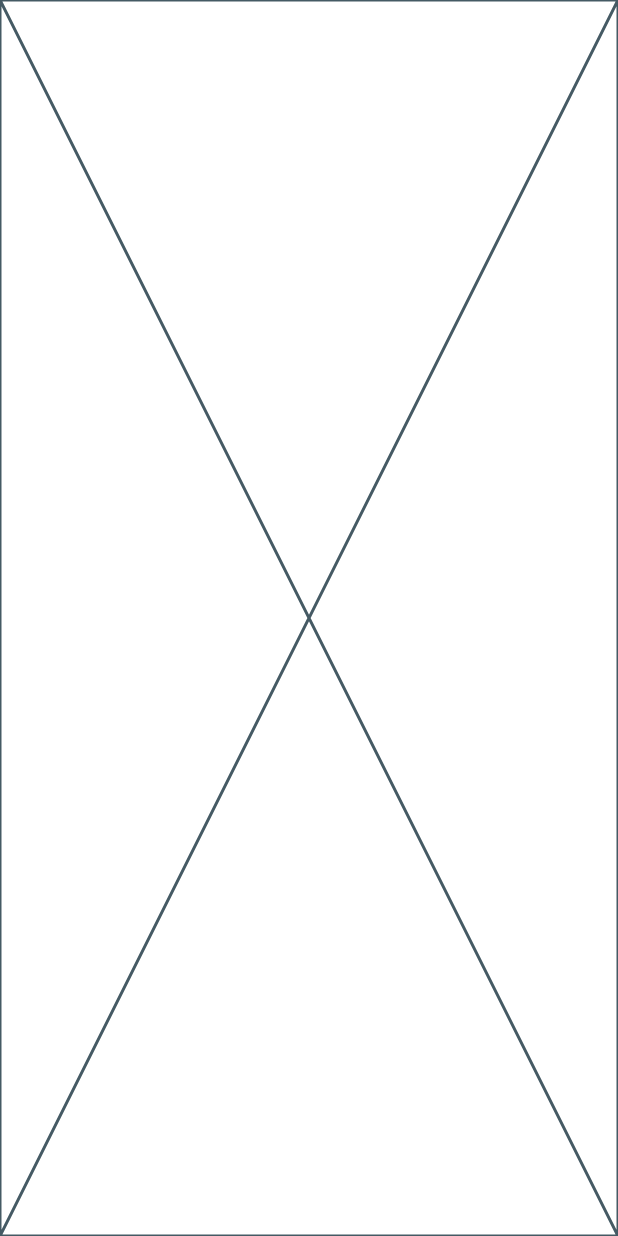
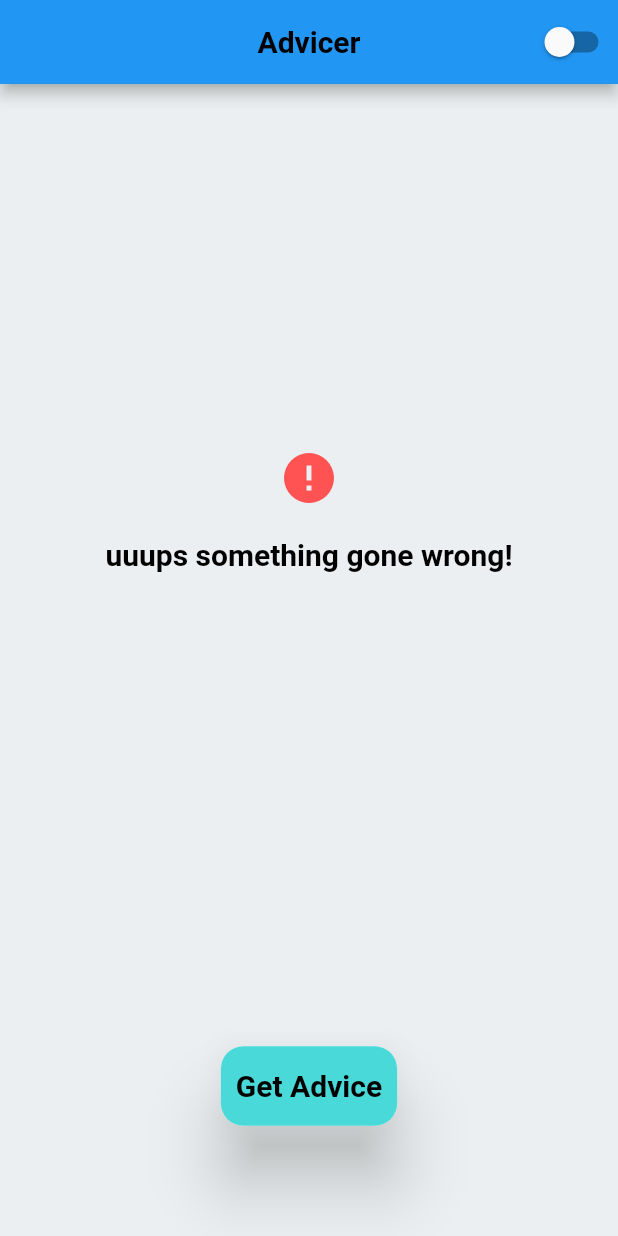
Before and after one commit to OpenSphereSoftware/FlutterMadeEasy_ZeroToMastery, a Flutter app: the screen it shows after launch, on a phone screen of 412 x 824 dp. Run offline on Flutter 3.47's test engine with Material 2 defaults, Android fonts, the phone set to English and light mode, and no system bars; Roboto replaces fonts that are missing (Rubik).

Commit message:
added advicer ui components

```diff
--- /dev/null
+++ b/3_advicer/lib/3_application/pages/advice/advice_page.dart
@@ -0,0 +1,49 @@
+import 'package:advicer/3_application/core/services/theme_service.dart';
+import 'package:advicer/3_application/pages/advice/widgets/custom_button.dart';
+import 'package:advicer/3_application/pages/advice/widgets/error_message.dart';
+import 'package:flutter/material.dart';
+import 'package:provider/provider.dart';
+
+class AdvicerPage extends StatelessWidget {
+  const AdvicerPage({super.key});
+
+  @override
+  Widget build(BuildContext context) {
+    final themeData = Theme.of(context);
+    return Scaffold(
+        appBar: AppBar(
+          title: Text(
+            'Advicer',
+            style: themeData.textTheme.headline1,
+          ),
+          centerTitle: true,
+          actions: [
+            Switch(
+                value: Provider.of<ThemeService>(context).isDarkModeOn,
+                onChanged: (_) {
+                  Provider.of<ThemeService>(context, listen: false)
+                      .toggleTheme();
+                })
+          ],
+        ),
+        body: Padding(
+          padding: const EdgeInsets.symmetric(horizontal: 50),
+          child: Column(
+            children:  const [
+              Expanded(
+                  child: Center(
+                child: ErrorMessage(message: 'uuups something gone wrong!')
+                //AdviceField(advice: 'example advice - your day will be good!',)
+                /*CircularProgressIndicator(
+                  color: themeData.colorScheme.secondary,)*/
+                /*Text(
+                  'Your Advice is waiting for you!',
+                  style: themeData.textTheme.headline1,
+                ),*/
+              )),
+              SizedBox(height: 200, child: Center(child: CustomButton()))
+            ],
+          ),
+        ));
+  }
+}
--- /dev/null
+++ b/3_advicer/lib/3_application/pages/advice/widgets/advice_field.dart
@@ -0,0 +1,27 @@
+import 'package:flutter/material.dart';
+
+class AdviceField extends StatelessWidget {
+  final String advice;
+  const AdviceField({super.key, required this.advice});
+
+  @override
+  Widget build(BuildContext context) {
+    final themeData = Theme.of(context);
+    return Material(
+      elevation: 20,
+      borderRadius: BorderRadius.circular(15),
+      child: Container(
+          decoration: BoxDecoration(
+              borderRadius: BorderRadius.circular(15),
+              color: themeData.colorScheme.onPrimary),
+          child: Padding(
+            padding: const EdgeInsets.symmetric(horizontal: 15, vertical: 20),
+            child: Text(
+              '''" $advice "''',
+              style: themeData.textTheme.bodyText1,
+              textAlign: TextAlign.center,
+            ),
+          )),
+    );
+  }
+}
--- /dev/null
+++ b/3_advicer/lib/3_application/pages/advice/widgets/custom_button.dart
@@ -0,0 +1,31 @@
+import 'package:flutter/material.dart';
+
+class CustomButton extends StatelessWidget {
+  const CustomButton({super.key});
+
+  @override
+  Widget build(BuildContext context) {
+    final themeData = Theme.of(context);
+    return InkResponse(
+      onTap: () {
+        print('button pressed - will be implemented later');
+      },
+      child: Material(
+        elevation: 20,
+        borderRadius: BorderRadius.circular(15),
+        child: Container(
+          decoration: BoxDecoration(
+              borderRadius: BorderRadius.circular(15),
+              color: themeData.colorScheme.secondary),
+          child: Padding(
+            padding: const EdgeInsets.symmetric(horizontal: 10, vertical: 15),
+            child: Text(
+              'Get Advice',
+              style: themeData.textTheme.headline1,
+            ),
+          ),
+        ),
+      ),
+    );
+  }
+}
--- /dev/null
+++ b/3_advicer/lib/3_application/pages/advice/widgets/error_message.dart
@@ -0,0 +1,29 @@
+import 'package:flutter/material.dart';
+
+class ErrorMessage extends StatelessWidget {
+  final String message;
+  const ErrorMessage({super.key, required this.message});
+
+  @override
+  Widget build(BuildContext context) {
+    final themeData = Theme.of(context);
+    return Column(
+      mainAxisAlignment: MainAxisAlignment.center,
+      children: [
+        const Icon(
+          Icons.error,
+          size: 40,
+          color: Colors.redAccent,
+        ),
+        const SizedBox(
+          height: 20,
+        ),
+        Text(
+          message,
+          style: themeData.textTheme.headline1,
+          textAlign: TextAlign.center,
+        )
+      ],
+    );
+  }
+}
--- a/3_advicer/lib/main.dart
+++ b/3_advicer/lib/main.dart
@@ -1,3 +1,4 @@
+import 'package:advicer/3_application/pages/advice/advice_page.dart';
 import 'package:advicer/theme.dart';
 import 'package:flutter/material.dart';
 import 'package:provider/provider.dart';
@@ -20,7 +21,7 @@
         themeMode: themeService.isDarkModeOn ? ThemeMode.dark : ThemeMode.light,
         theme: AppTheme.lightTheme,
         darkTheme: AppTheme.darkTheme,
-        home: const Placeholder(),
+        home: const AdvicerPage(),
       );
     });
   }
```
Also changed, not shown: 1 other file.
